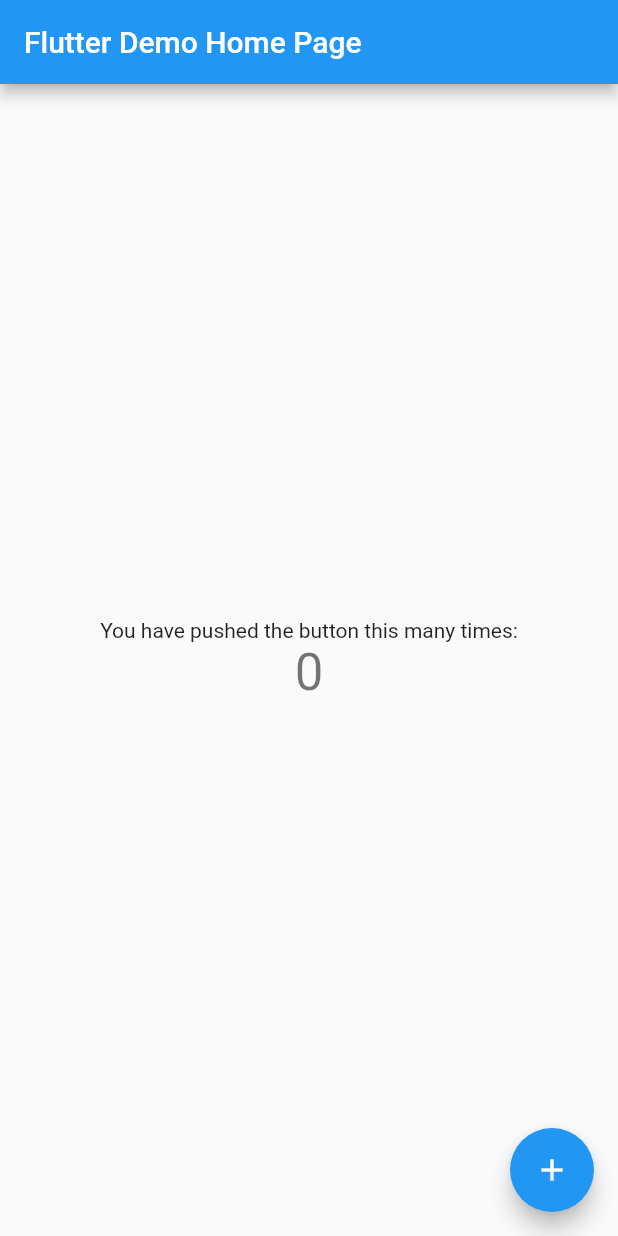
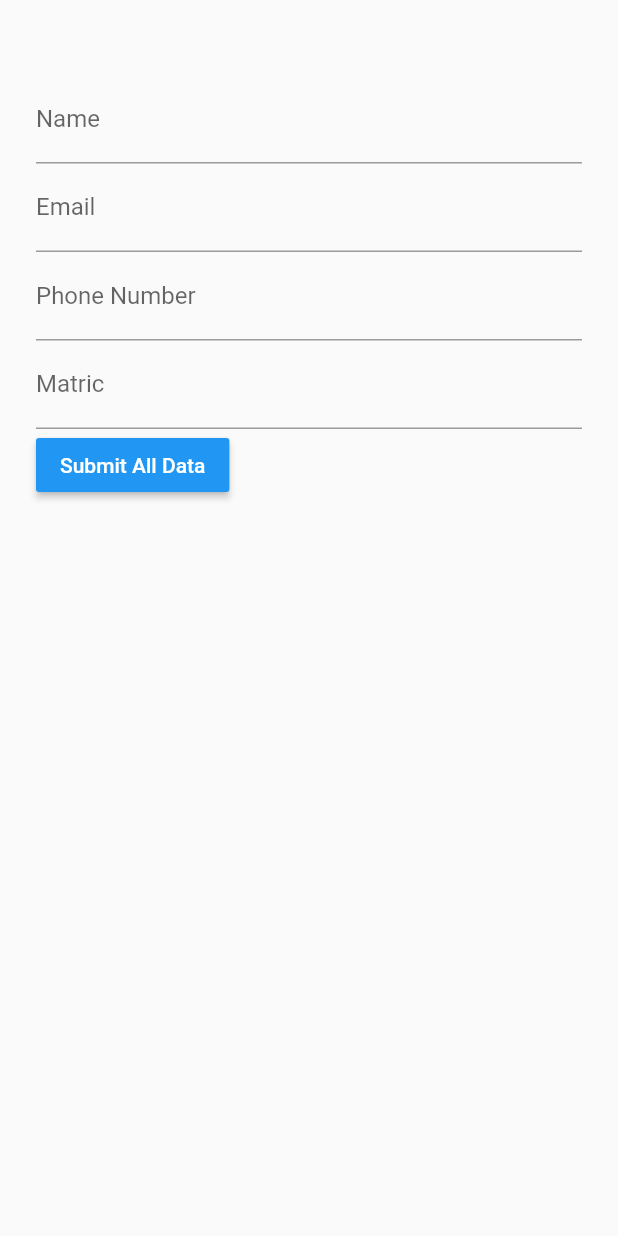
Before and after one commit to arifulUTM/Flutter-App---Google-Sheets, a Flutter app: the screen it shows after launch, on a phone screen of 412 x 824 dp. Run offline on Flutter 3.47's test engine with Material 2 defaults, Android fonts, the phone set to English and light mode, and no system bars.

Commit message:
done with the connection

```diff
--- /dev/null
+++ b/TodoList_google_sheets/lib/controller.dart
@@ -0,0 +1,26 @@
+import 'dart:convert' as convert;
+import 'package:TodoList_google_sheets/model/form.dart';
+import 'package:http/http.dart' as http;
+
+class FormController {
+  // Callback function to give response of status of current request.
+  final void Function(String) callback;
+
+  // Google App Script Web URL
+  static const String URL =
+      "https://script.google.com/macros/s/AKfycbwSj3JiDns0UF1QfVjfr8HT_OYbflLyhu5qi4UUhgAhLYv9687cR_Bs0w/exec";
+
+  static const STATUS_SUCCESS = "SUCCESS";
+
+  FormController(this.callback);
+
+  void submitForm(FeedbackForm feedbackForm) async {
+    try {
+      await http.get(URL + feedbackForm.toParams()).then((response) {
+        callback(convert.jsonDecode(response.body)['status']);
+      });
+    } catch (e) {
+      print(e);
+    }
+  }
+}
--- a/TodoList_google_sheets/lib/main.dart
+++ b/TodoList_google_sheets/lib/main.dart
@@ -1,8 +1,8 @@
 import 'package:flutter/material.dart';
+import 'package:TodoList_google_sheets/controller.dart';
+import 'package:TodoList_google_sheets/model/form.dart';
 
-void main() {
-  runApp(MyApp());
-}
+void main() => runApp(MyApp());
 
 class MyApp extends StatelessWidget {
   // This widget is the root of your application.
@@ -11,107 +11,132 @@ class MyApp extends StatelessWidget {
     return MaterialApp(
       title: 'Flutter Demo',
       theme: ThemeData(
-        // This is the theme of your application.
-        //
-        // Try running your application with "flutter run". You'll see the
-        // application has a blue toolbar. Then, without quitting the app, try
-        // changing the primarySwatch below to Colors.green and then invoke
-        // "hot reload" (press "r" in the console where you ran "flutter run",
-        // or simply save your changes to "hot reload" in a Flutter IDE).
-        // Notice that the counter didn't reset back to zero; the application
-        // is not restarted.
         primarySwatch: Colors.blue,
-        // This makes the visual density adapt to the platform that you run
-        // the app on. For desktop platforms, the controls will be smaller and
-        // closer together (more dense) than on mobile platforms.
-        visualDensity: VisualDensity.adaptivePlatformDensity,
       ),
-      home: MyHomePage(title: 'Flutter Demo Home Page'),
+      home: MyHomePage(),
     );
   }
 }
 
 class MyHomePage extends StatefulWidget {
-  MyHomePage({Key key, this.title}) : super(key: key);
-
-  // This widget is the home page of your application. It is stateful, meaning
-  // that it has a State object (defined below) that contains fields that affect
-  // how it looks.
-
-  // This class is the configuration for the state. It holds the values (in this
-  // case the title) provided by the parent (in this case the App widget) and
-  // used by the build method of the State. Fields in a Widget subclass are
-  // always marked "final".
-
-  final String title;
-
   @override
   _MyHomePageState createState() => _MyHomePageState();
 }
 
 class _MyHomePageState extends State<MyHomePage> {
-  int _counter = 0;
+  // Create a global key that uniquely identifies the Form widget
+  // and allows validation of the form.
+  //
 
-  void _incrementCounter() {
-    setState(() {
-      // This call to setState tells the Flutter framework that something has
-      // changed in this State, which causes it to rerun the build method below
-      // so that the display can reflect the updated values. If we changed
-      // _counter without calling setState(), then the build method would not be
-      // called again, and so nothing would appear to happen.
-      _counter++;
-    });
+  final _formKey = GlobalKey<FormState>();
+  final _scaffoldKey = GlobalKey<ScaffoldState>();
+
+  // TextField Controllers
+  TextEditingController nameController = TextEditingController();
+  TextEditingController emailController = TextEditingController();
+  TextEditingController mobileNoController = TextEditingController();
+  TextEditingController matricNoController = TextEditingController();
+
+  void _submitForm() {
+    if (_formKey.currentState.validate()) {
+      FeedbackForm feedbackForm = FeedbackForm(
+          nameController.text,
+          emailController.text,
+          mobileNoController.text,
+          matricNoController.text);
+
+      FormController formController = FormController((String response) {
+        print("Response: $response");
+        if (response == FormController.STATUS_SUCCESS) {
+          //
+          _showSnackbar("Feedback Submitted");
+        } else {
+          _showSnackbar("Error Occurred!");
+        }
+      });
+
+      _showSnackbar("Submitting Feedback");
+
+      // Submit 'feedbackForm' and save it in Google Sheet
+
+      formController.submitForm(feedbackForm);
+    }
+  }
+
+  // Method to show snackbar with 'message'.
+  _showSnackbar(String message) {
+    final snackBar = SnackBar(content: Text(message));
+    _scaffoldKey.currentState.showSnackBar(snackBar);
   }
 
   @override
   Widget build(BuildContext context) {
-    // This method is rerun every time setState is called, for instance as done
-    // by the _incrementCounter method above.
-    //
-    // The Flutter framework has been optimized to make rerunning build methods
-    // fast, so that you can just rebuild anything that needs updating rather
-    // than having to individually change instances of widgets.
     return Scaffold(
-      appBar: AppBar(
-        // Here we take the value from the MyHomePage object that was created by
-        // the App.build method, and use it to set our appbar title.
-        title: Text(widget.title),
-      ),
+      key: _scaffoldKey,
       body: Center(
-        // Center is a layout widget. It takes a single child and positions it
-        // in the middle of the parent.
-        child: Column(
-          // Column is also a layout widget. It takes a list of children and
-          // arranges them vertically. By default, it sizes itself to fit its
-          // children horizontally, and tries to be as tall as its parent.
-          //
-          // Invoke "debug painting" (press "p" in the console, choose the
-          // "Toggle Debug Paint" action from the Flutter Inspector in Android
-          // Studio, or the "Toggle Debug Paint" command in Visual Studio Code)
-          // to see the wireframe for each widget.
-          //
-          // Column has various properties to control how it sizes itself and
-          // how it positions its children. Here we use mainAxisAlignment to
-          // center the children vertically; the main axis here is the vertical
-          // axis because Columns are vertical (the cross axis would be
-          // horizontal).
-          mainAxisAlignment: MainAxisAlignment.center,
-          children: <Widget>[
-            Text(
-              'You have pushed the button this many times:',
-            ),
-            Text(
-              '$_counter',
-              style: Theme.of(context).textTheme.headline4,
-            ),
-          ],
+        child: Container(
+          padding: EdgeInsets.symmetric(vertical: 50, horizontal: 24),
+          child: Column(
+            mainAxisAlignment: MainAxisAlignment.start,
+            children: <Widget>[
+              Form(
+                key: _formKey,
+                child: Column(
+                  crossAxisAlignment: CrossAxisAlignment.start,
+                  children: <Widget>[
+                    TextFormField(
+                      controller: nameController,
+                      validator: (value) {
+                        if (value.isEmpty) {
+                          return "Enter Valid Name";
+                        }
+                        return null;
+                      },
+                      decoration: InputDecoration(labelText: "Name"),
+                    ),
+                    TextFormField(
+                      controller: emailController,
+                      validator: (value) {
+                        if (value.isEmpty) {
+                          return "Enter Valid Email";
+                        }
+                        return null;
+                      },
+                      decoration: InputDecoration(labelText: "Email"),
+                    ),
+                    TextFormField(
+                      controller: mobileNoController,
+                      validator: (value) {
+                        if (value.isEmpty) {
+                          return "Enter Valid Phone Number";
+                        }
+                        return null;
+                      },
+                      decoration: InputDecoration(labelText: "Phone Number"),
+                    ),
+                    TextFormField(
+                      controller: matricNoController,
+                      validator: (value) {
+                        if (value.isEmpty) {
+                          return "Enter Valid Matric";
+                        }
+                        return null;
+                      },
+                      decoration: InputDecoration(labelText: "Matric"),
+                    ),
+                    RaisedButton(
+                      color: Colors.blue,
+                      textColor: Colors.white,
+                      onPressed: _submitForm,
+                      child: Text('Submit All Data'),
+                    )
+                  ],
+                ),
+              )
+            ],
+          ),
         ),
       ),
-      floatingActionButton: FloatingActionButton(
-        onPressed: _incrementCounter,
-        tooltip: 'Increment',
-        child: Icon(Icons.add),
-      ), // This trailing comma makes auto-formatting nicer for build methods.
     );
   }
 }
--- a/TodoList_google_sheets/lib/model/form.dart
+++ b/TodoList_google_sheets/lib/model/form.dart
@@ -1,12 +1,12 @@
-class Form {
+class FeedbackForm {
   String _name;
   String _email;
   String _mobileNo;
   String _matricNo;
 
-  Form(this._name, this._email, this._matricNo, this._mobileNo);
+  FeedbackForm(this._name, this._email, this._matricNo, this._mobileNo);
 
   // Method to make GET parameters.
   String toParams() =>
-      "?name=$_name&email=$_email&mobileNo=$_mobileNo&feedback=$_matricNo";
+      "?name=$_name&email=$_email&mobileNo=$_mobileNo&matricNo=$_matricNo";
 }
```
Also changed, not shown: TodoList_google_sheets/pubspec.yaml (+5 -6 lines), TodoList_google_sheets/pubspec.lock, 1 other file.
